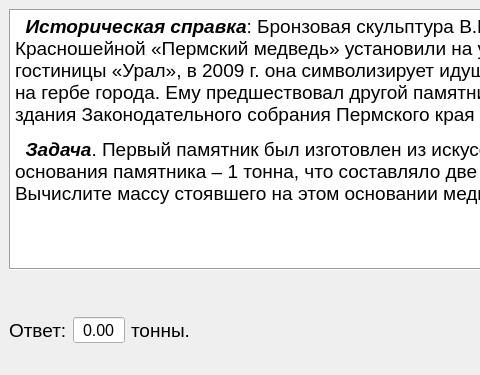
Above: FourthTaskWindow.ui from VladZuykin/quest before the change; both pictures show x 0 to 480 and y 0 to 375 of the 771 by 375 pixel window. Below: the same form after it.
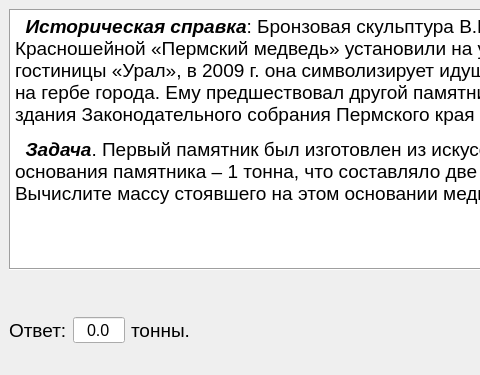
That is the form after the change.

```diff
--- a/FourthTaskWindow.ui
+++ b/FourthTaskWindow.ui
@@ -75,6 +75,9 @@
         <property name="buttonSymbols">
          <enum>QAbstractSpinBox::NoButtons</enum>
         </property>
+        <property name="decimals">
+         <number>1</number>
+        </property>
        </widget>
       </item>
       <item>
```
Left out of the diff: 2 changed lines with no effect on the pictures.
